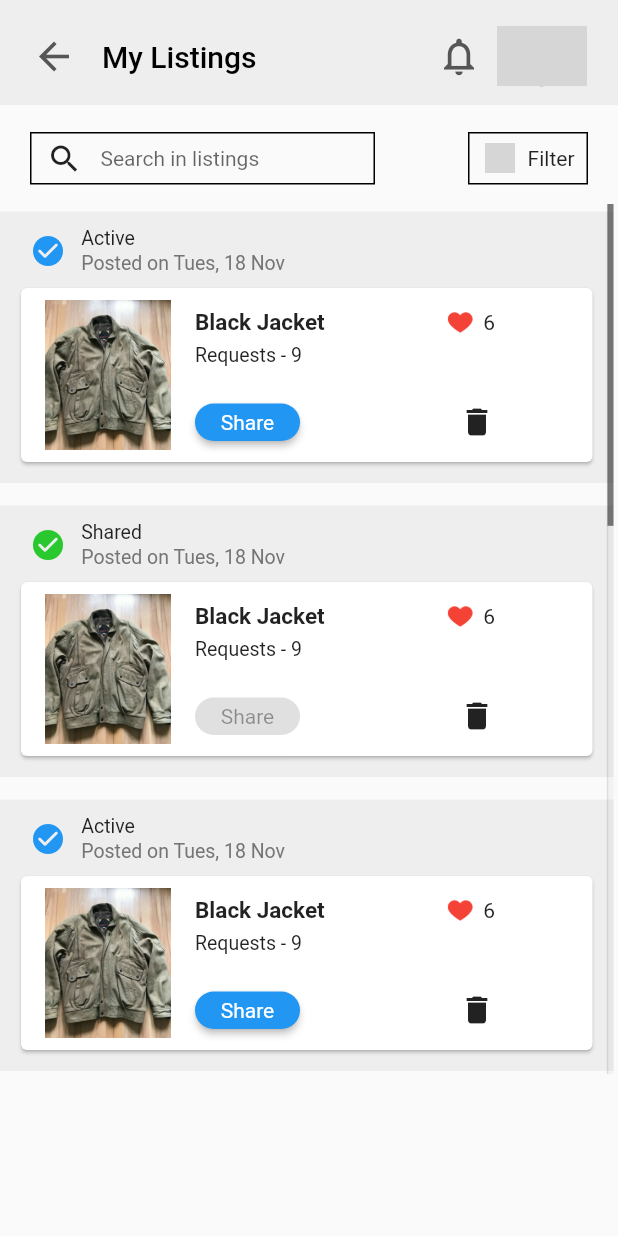
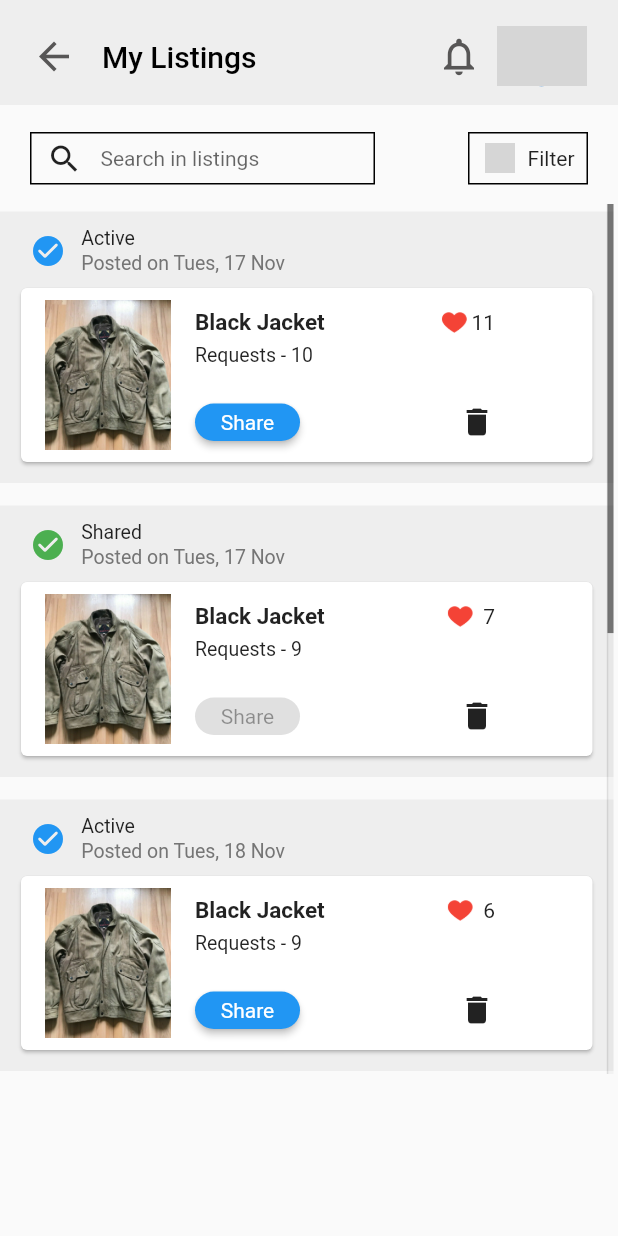
Before and after one commit to Cura-waste-management-app/Frontend, a Flutter app: the screen it shows after launch, on a phone screen of 412 x 824 dp. Run offline on Flutter 3.47's test engine with Material 2 defaults, Android fonts, the phone set to English and light mode, and no system bars; our stand-ins replace firebase_auth, firebase_core, geolocator, google_fonts, google_nav_bar, pinput; accounts and stored records are empty; network calls fail; grey boxes are pictures that could not be loaded.

Commit message:
created classes for listing cards

```diff
--- a/lib/screens/myListings/features/active_listings.dart
+++ b/lib/screens/myListings/features/active_listings.dart
@@ -1,7 +1,11 @@
 import 'package:flutter/material.dart';
+import '../models/listings.dart';
 
 // ignore: use_key_in_widget_constructors
 class ActiveListings extends StatelessWidget {
+  final Listing listing;
+  const ActiveListings(this.listing, {super.key});
+
   @override
   Widget build(BuildContext context) {
     return Container(
@@ -24,7 +28,7 @@ class ActiveListings extends StatelessWidget {
                   mainAxisAlignment: MainAxisAlignment.spaceBetween,
                   children: [
                     const Text('Active', style: TextStyle(fontSize: 13)),
-                    Text('Posted on Tues, 18 Nov',
+                    Text('Posted on ${listing.postDate}',
                         style: TextStyle(fontSize: 13, color: Colors.grey[600]))
                   ],
                 )
@@ -36,8 +40,7 @@ class ActiveListings extends StatelessWidget {
             children: [
               Padding(
                 padding: const EdgeInsets.all(8.0),
-                child: Image.asset('assets/images/jacket.jpg',
-                    width: 100, height: 100),
+                child: Image.asset(listing.imgURL, width: 100, height: 100),
               ),
               Column(
                 mainAxisAlignment: MainAxisAlignment.spaceBetween,
@@ -48,22 +51,22 @@ class ActiveListings extends StatelessWidget {
                     child: Row(
                       mainAxisAlignment: MainAxisAlignment.spaceBetween,
                       children: [
-                        const Text('Black Jacket',
-                            style: TextStyle(
+                        Text(listing.name,
+                            style: const TextStyle(
                                 fontWeight: FontWeight.bold, fontSize: 15)),
                         Padding(
                           padding: const EdgeInsets.only(left: 75.0),
                           child: Image.asset('assets/images/likes.png',
                               height: 18, width: 18),
                         ),
-                        const Text('6')
+                        Text('${listing.likes}')
                       ],
                     ),
                   ),
                   Container(
                       padding: const EdgeInsets.only(top: 5),
-                      child: const Text('Requests - 9',
-                          style: TextStyle(fontSize: 13))),
+                      child: Text('Requests - ${listing.requests}',
+                          style: const TextStyle(fontSize: 13))),
                   Container(
                     width: 200,
                     padding: const EdgeInsets.only(top: 25),
--- a/lib/screens/myListings/features/shared_listings.dart
+++ b/lib/screens/myListings/features/shared_listings.dart
@@ -1,7 +1,11 @@
 import 'package:flutter/material.dart';
+import '../models/listings.dart';
 
 // ignore: use_key_in_widget_constructors
 class SharedListings extends StatelessWidget {
+  final Listing listing;
+  const SharedListings(this.listing, {super.key});
+
   @override
   Widget build(BuildContext context) {
     return Container(
@@ -18,14 +22,13 @@ class SharedListings extends StatelessWidget {
             child: Row(
               mainAxisAlignment: MainAxisAlignment.spaceBetween,
               children: [
-                const Icon(Icons.check_circle_rounded,
-                    color: Color.fromARGB(255, 41, 200, 47)),
+                const Icon(Icons.check_circle_rounded, color: Colors.green),
                 Column(
                   crossAxisAlignment: CrossAxisAlignment.start,
                   mainAxisAlignment: MainAxisAlignment.spaceBetween,
                   children: [
                     const Text('Shared', style: TextStyle(fontSize: 13)),
-                    Text('Posted on Tues, 18 Nov',
+                    Text('Posted on ${listing.postDate}',
                         style: TextStyle(fontSize: 13, color: Colors.grey[600]))
                   ],
                 )
@@ -37,8 +40,7 @@ class SharedListings extends StatelessWidget {
             children: [
               Padding(
                 padding: const EdgeInsets.all(8.0),
-                child: Image.asset('assets/images/jacket.jpg',
-                    width: 100, height: 100),
+                child: Image.asset(listing.imgURL, width: 100, height: 100),
               ),
               Column(
                 mainAxisAlignment: MainAxisAlignment.spaceBetween,
@@ -49,22 +51,22 @@ class SharedListings extends StatelessWidget {
                     child: Row(
                       mainAxisAlignment: MainAxisAlignment.spaceBetween,
                       children: [
-                        const Text('Black Jacket',
-                            style: TextStyle(
+                        Text(listing.name,
+                            style: const TextStyle(
                                 fontWeight: FontWeight.bold, fontSize: 15)),
                         Padding(
                           padding: const EdgeInsets.only(left: 75.0),
                           child: Image.asset('assets/images/likes.png',
                               height: 18, width: 18),
                         ),
-                        const Text('6')
+                        Text('${listing.likes}')
                       ],
                     ),
                   ),
                   Container(
                       padding: const EdgeInsets.only(top: 5),
-                      child: const Text('Requests - 9',
-                          style: TextStyle(fontSize: 13))),
+                      child: Text('Requests - ${listing.requests}',
+                          style: const TextStyle(fontSize: 13))),
                   Container(
                     width: 200,
                     padding: const EdgeInsets.only(top: 25),
--- /dev/null
+++ b/lib/screens/myListings/models/listings.dart
@@ -0,0 +1,17 @@
+class Listing {
+  String state;
+  String postDate;
+  String name;
+  String imgURL;
+  int requests;
+  int likes = 0;
+
+  Listing({
+    required this.state,
+    required this.postDate,
+    required this.name,
+    required this.imgURL,
+    required this.requests,
+    required this.likes,
+  });
+}
--- a/lib/screens/myListings/user_listings.dart
+++ b/lib/screens/myListings/user_listings.dart
@@ -4,18 +4,53 @@ import 'package:cura_frontend/screens/myListings/features/search_bar.dart';
 import 'package:cura_frontend/screens/myListings/features/filter.dart';
 import 'package:cura_frontend/screens/myListings/features/active_listings.dart';
 import 'package:cura_frontend/screens/myListings/features/shared_listings.dart';
+import './models/listings.dart';
 
 // ignore: use_key_in_widget_constructors
 class UserListings extends StatelessWidget {
-  final List<Widget> listings = [
-    ActiveListings(),
-    SharedListings(),
-    ActiveListings(),
-    SharedListings(),
-    ActiveListings(),
-    SharedListings(),
-    ActiveListings(),
-    SharedListings()
+  final List<Listing> listings = [
+    Listing(
+        state: "Active",
+        name: "Black Jacket",
+        postDate: "Tues, 17 Nov",
+        requests: 10,
+        likes: 11,
+        imgURL: 'assets/images/jacket.jpg'),
+    Listing(
+        state: "Shared",
+        name: "Black Jacket",
+        postDate: "Tues, 17 Nov",
+        requests: 9,
+        likes: 7,
+        imgURL: 'assets/images/jacket.jpg'),
+    Listing(
+        state: "Active",
+        name: "Black Jacket",
+        postDate: "Tues, 18 Nov",
+        requests: 9,
+        likes: 6,
+        imgURL: 'assets/images/jacket.jpg'),
+    Listing(
+        state: "Shared",
+        name: "Black Jacket",
+        postDate: "Tues, 18 Nov",
+        requests: 9,
+        likes: 6,
+        imgURL: 'assets/images/jacket.jpg'),
+    Listing(
+        state: "Active",
+        name: "Black Jacket",
+        postDate: "Tues, 18 Nov",
+        requests: 9,
+        likes: 6,
+        imgURL: 'assets/images/jacket.jpg'),
+    Listing(
+        state: "Shared",
+        name: "Black Jacket",
+        postDate: "Tues, 18 Nov",
+        requests: 9,
+        likes: 6,
+        imgURL: 'assets/images/jacket.jpg'),
   ];
 
   @override
@@ -41,7 +76,9 @@ class UserListings extends StatelessWidget {
               trackVisibility: true,
               child: ListView.builder(
                   itemCount: listings.length,
-                  itemBuilder: (c, i) => listings[i]),
+                  itemBuilder: (c, i) => listings[i].state == "Active"
+                      ? ActiveListings(listings[i])
+                      : SharedListings(listings[i])),
             ),
           ),
         ]));
```
